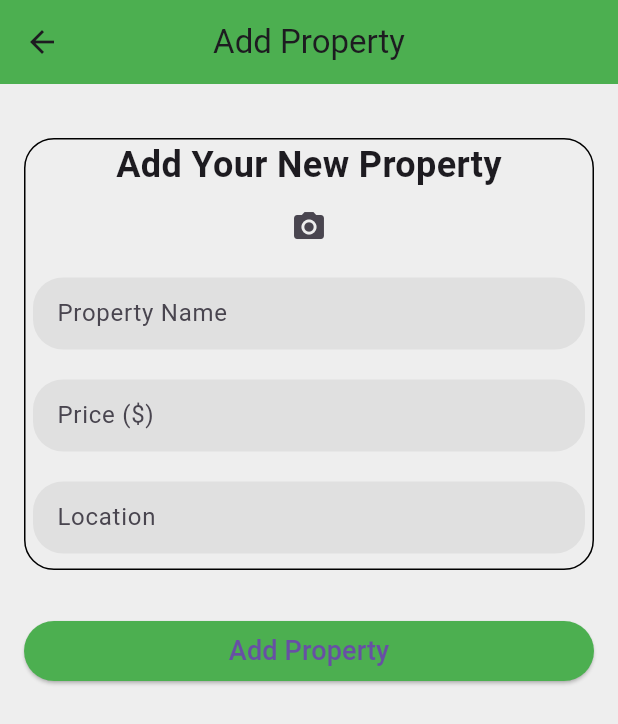
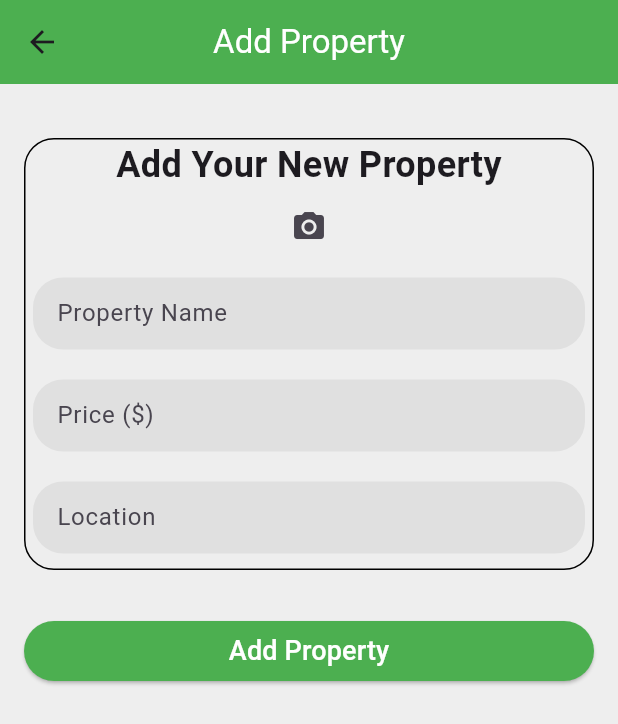
Before and after one commit to samuketema/BetLink, a Flutter app: the DashboardScreen screen opened by its route, after a tap on "Publish new Properties", on a phone screen of 412 x 824 dp. Shown: the top 724 px of the screen. Run offline on Flutter 3.47's test engine with Material 3 defaults, Android fonts, the phone set to English and light mode, and no system bars; our stand-ins replace animated_text_kit, carousel_slider, cloud_firestore, firebase_auth, firebase_core, firebase_storage and 2 more; accounts and stored records are empty; network calls fail.

Commit message:
Code fixed for new agent

```diff
--- a/lib/pages/add_property.dart
+++ b/lib/pages/add_property.dart
@@ -1,4 +1,3 @@
-import 'package:betlink/pages/home.dart';
 import 'package:flutter/material.dart';
 import 'package:cloud_firestore/cloud_firestore.dart';
 import 'package:image_picker/image_picker.dart'; // Import the image_picker package
@@ -60,7 +59,7 @@ void _addProperty() async {
     return Scaffold(
         appBar: AppBar(
           centerTitle: true,
-          title: Text('Add Property'),
+          title: Text('Add Property' , style: TextStyle(color: Colors.white),),
           backgroundColor: Colors.green,
         ),
         backgroundColor: Colors.grey.shade200,
@@ -110,7 +109,7 @@ void _addProperty() async {
                     ),
                     child: Text(
                       'Add Property',
-                      style: TextStyle(fontSize: 18),
+                      style: TextStyle(fontSize: 18, color: Colors.white),
                     ),
                   )
                 ])));
--- a/lib/pages/dashboard.dart
+++ b/lib/pages/dashboard.dart
@@ -15,7 +15,7 @@ class DashboardScreen extends StatelessWidget {
       appBar: AppBar(
         centerTitle: true,
         backgroundColor: Colors.green,
-        title: Text('Dashboard'),
+        title: Text('Dashboard',style: TextStyle(color:Colors.white),),
       ),
       body: Container(
         margin: EdgeInsets.only(top: 30),
--- a/lib/widgets/image_upload.dart
+++ b/lib/widgets/image_upload.dart
@@ -1,5 +1,4 @@
 import 'dart:io';
-
 import 'package:cloud_firestore/cloud_firestore.dart';
 import 'package:firebase_storage/firebase_storage.dart';
 import 'package:flutter/material.dart';
```
Also changed, not shown: lib/pages/home.dart (+0 -16 lines).
